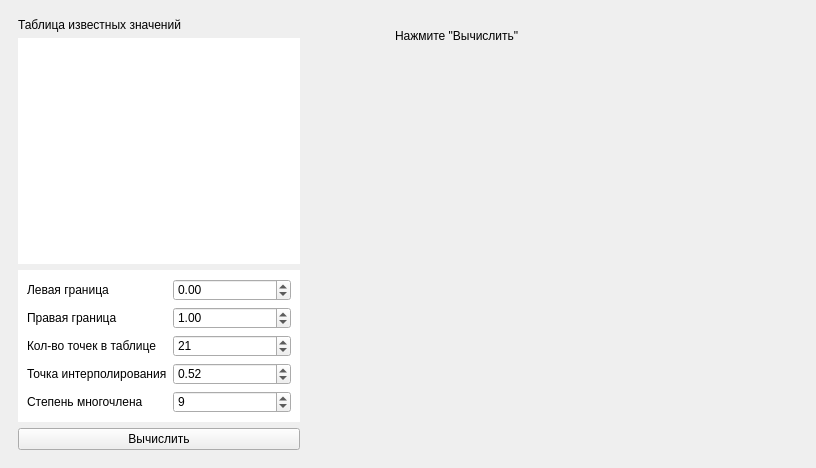
Above: lab2_gui/mainwindow.ui from rainbowkit/practicum before the change. Below: the same form after it.
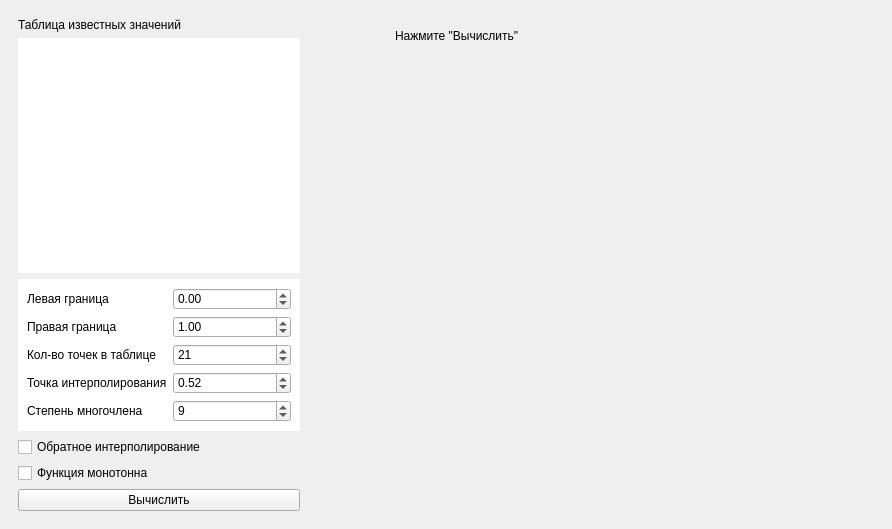
That is the form after the change. Custom widgets are drawn as their Qt base class.

```diff
--- a/lab2_gui/mainwindow.ui
+++ b/lab2_gui/mainwindow.ui
@@ -6,8 +6,8 @@
    <rect>
     <x>0</x>
     <y>0</y>
-    <width>816</width>
-    <height>468</height>
+    <width>892</width>
+    <height>529</height>
    </rect>
   </property>
   <property name="windowTitle">
@@ -160,6 +160,20 @@
          </layout>
         </widget>
        </item>
+       <item>
+        <widget class="QCheckBox" name="inverse">
+         <property name="text">
+          <string>Обратное интерполирование</string>
+         </property>
+        </widget>
+       </item>
+       <item>
+        <widget class="QCheckBox" name="monot">
+         <property name="text">
+          <string>Функция монотонна</string>
+         </property>
+        </widget>
+       </item>
        <item>
         <widget class="QPushButton" name="calculate">
          <property name="text">
```
Left out of the diff: 21 changed lines with no effect on the pictures.
